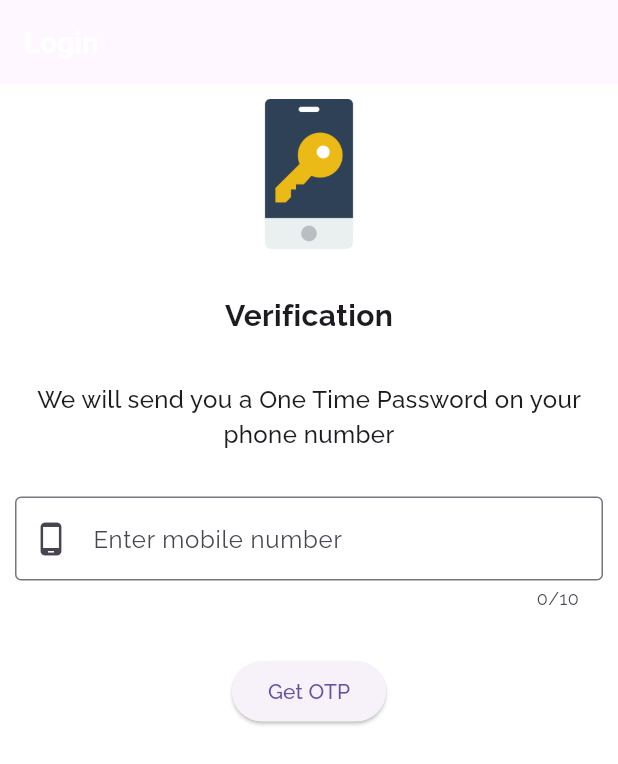
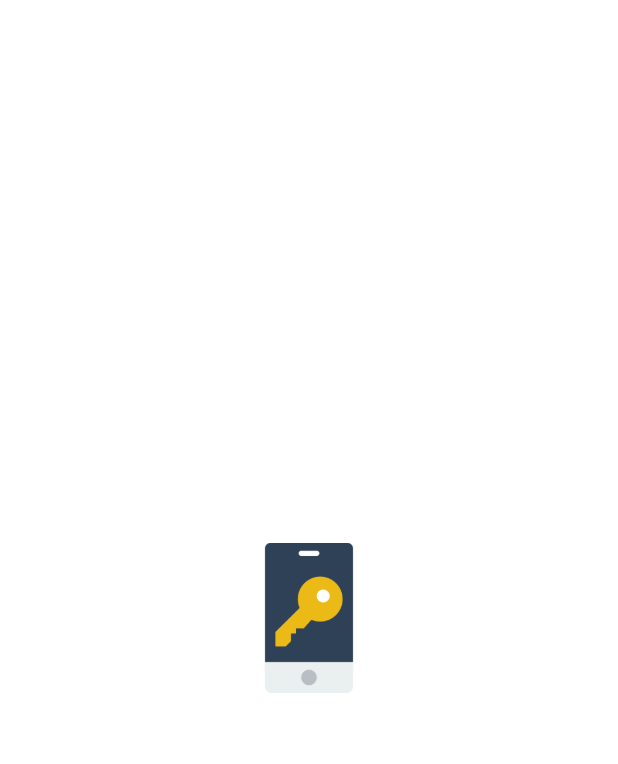
Before and after one commit to Aravindh1505/ExpanseTracker, a Flutter app: the first screen one second after launch, on a phone screen of 412 x 824 dp. Shown: the top 764 px of the screen. Run offline on Flutter 3.47's test engine with Material 2 defaults, Android fonts, the phone set to English and light mode, and no system bars; our stand-ins replace cloud_firestore, firebase_auth, firebase_core, google_fonts, pinput; accounts and stored records are empty.

Commit message:
Updated: Firebase phone auth flow modified and splash screen added for checking the user activity

```diff
--- a/lib/main.dart
+++ b/lib/main.dart
@@ -9,6 +9,7 @@ import '../screens/login_screen.dart';
 import '../screens/payment_mode_screen.dart';
 import '../utils/custom_theme.dart';
 import '../utils/route_names.dart';
+import '../screens/splash_screen.dart';
 
 void main() async {
   WidgetsFlutterBinding.ensureInitialized();
@@ -24,7 +25,7 @@ class MyApp extends StatelessWidget {
     return MaterialApp(
       theme: CustomTheme.lightTheme,
       routes: {
-        RouteNames.HOME: (_) => const LoginScreen(),
+        RouteNames.HOME: (_) => const SplashScreen(),
         RouteNames.LOGIN_SCREEN: (_) => const LoginScreen(),
         RouteNames.OTP_VERIFICATION_SCREEN: (_) => OtpVerificationScreen(),
         RouteNames.ENTRIES_SCREEN: (_) => const EntriesScreen(),
--- a/lib/screens/login_screen.dart
+++ b/lib/screens/login_screen.dart
@@ -23,7 +23,7 @@ class _LoginScreenState extends State<LoginScreen> {
 
   @override
   void initState() {
-    _controller = TextEditingController();
+    _controller = TextEditingController(text: '9791779068');
     super.initState();
   }
 
--- /dev/null
+++ b/lib/screens/splash_screen.dart
@@ -0,0 +1,38 @@
+import 'dart:async';
+
+import 'package:expanse_tracker/screens/login_screen.dart';
+
+import '../screens/home_screen.dart';
+import 'package:firebase_auth/firebase_auth.dart';
+import 'package:flutter/material.dart';
+
+class SplashScreen extends StatelessWidget {
+  const SplashScreen({Key? key}) : super(key: key);
+
+  void navigate(BuildContext context) {
+    Navigator.pushAndRemoveUntil<dynamic>(
+      context,
+      MaterialPageRoute<dynamic>(
+        builder: (BuildContext context) =>
+            FirebaseAuth.instance.currentUser == null ? const LoginScreen() : const HomeScreen(),
+      ),
+      (route) => false, //if you want to disable back feature set to false
+    );
+  }
+
+  @override
+  Widget build(BuildContext context) {
+    Timer(const Duration(seconds: 5), () => {navigate(context)});
+
+    return Scaffold(
+      body: Center(
+        child: Image.asset(
+          'assets/images/smartphone.png',
+          fit: BoxFit.cover,
+          width: 100,
+          height: 100,
+        ),
+      ),
+    );
+  }
+}
```
Also changed, not shown: lib/screens/otp_verification.dart (+43 -20 lines).
